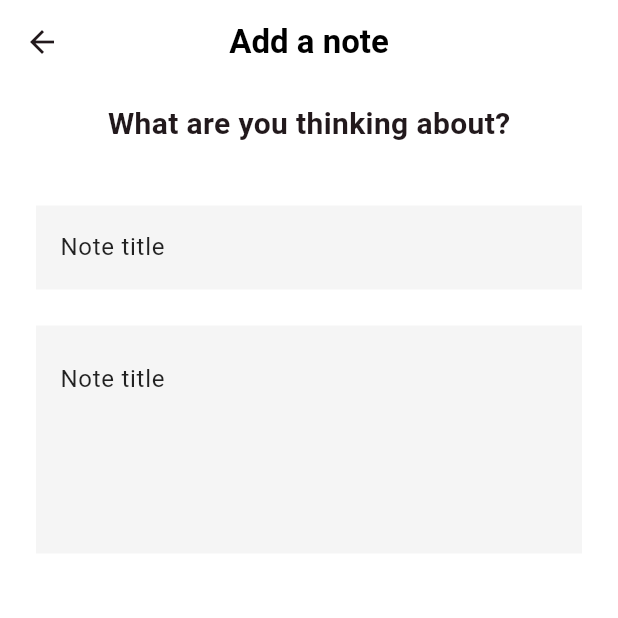
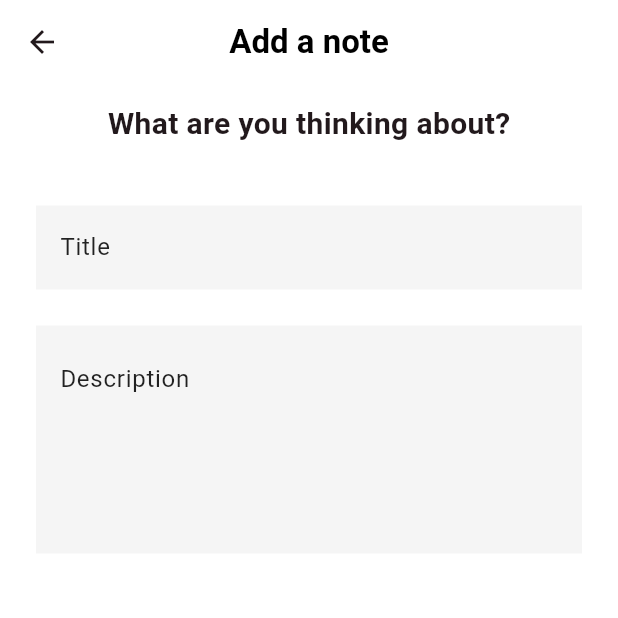
Before and after one commit to CilanCodes/FlutterCRUDNotes, a Flutter app: the NoteScreen screen opened directly, on a phone screen of 412 x 824 dp, the top half of it. Run offline on Flutter 3.47's test engine with Material 3 defaults, Android fonts, the phone set to English and light mode, and no system bars; our stand-ins replace sqflite; accounts and stored records are empty.

Commit message:
style(input): update hint color and hint text

```diff
--- a/lib/screens/note_screen.dart
+++ b/lib/screens/note_screen.dart
@@ -56,8 +56,9 @@ class NoteScreen extends StatelessWidget {
                     focusColor: Colors.black87,
                     filled: true,
                     fillColor: Color.fromARGB(255, 245, 245, 245),
-                    hintText: 'Title',
-                    labelText: 'Note title',
+                    hintText: 'Ideas',
+                    hintStyle: TextStyle(color: Colors.black26),
+                    labelText: 'Title',
                     labelStyle: TextStyle(
                       color: Colors.black87,
                     ),
@@ -73,8 +74,9 @@ class NoteScreen extends StatelessWidget {
                 focusColor: Colors.black87,
                 filled: true,
                 fillColor: Color.fromARGB(255, 245, 245, 245),
-                hintText: 'Title',
-                labelText: 'Note title',
+                hintText: '- Log my ideas here\n- Check it out',
+                hintStyle: TextStyle(color: Colors.black26),
+                labelText: 'Description',
                 labelStyle: TextStyle(
                   color: Colors.black87,
                 ),
```
Also changed, not shown: 1 other file.
